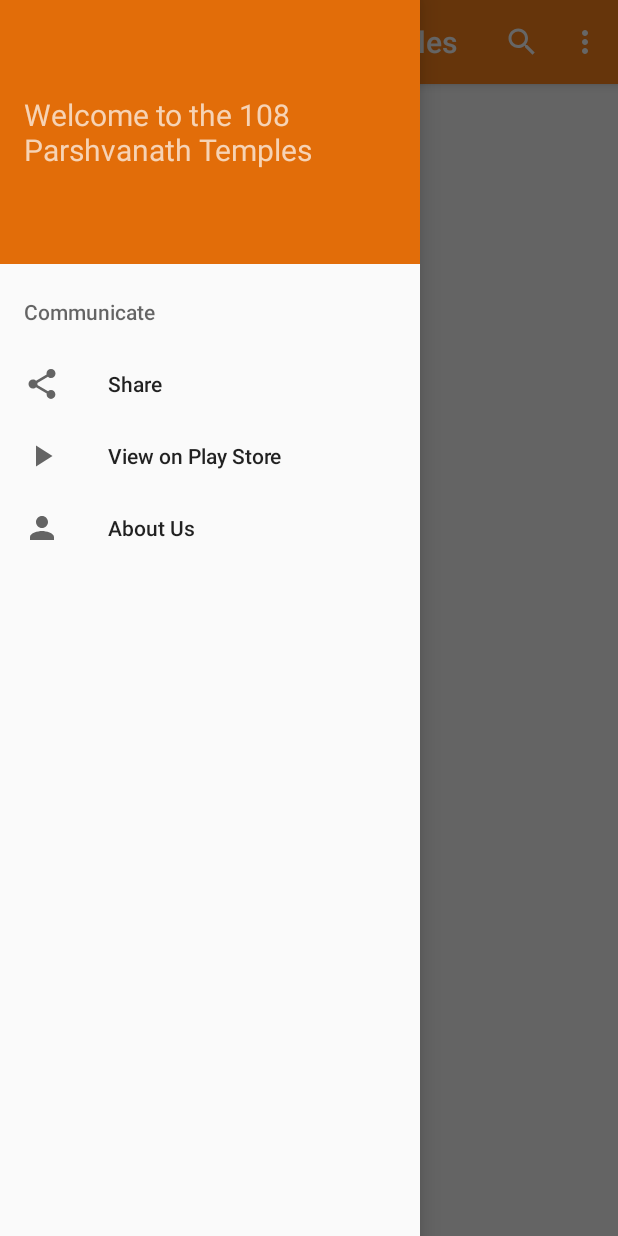
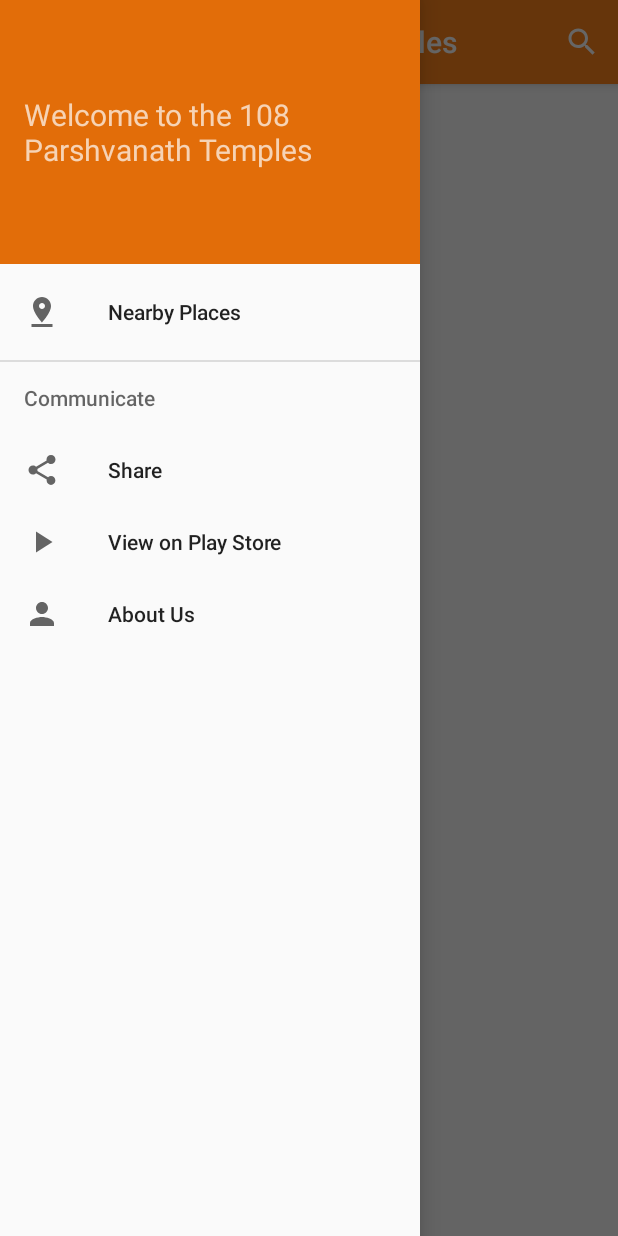
Before and after one commit to vihansolo/108Parshvnath, an Android app: the screen it shows after launch (MainActivity), with the side drawer open, on a phone screen of 412 x 824 dp. Run offline under Robolectric (Android 15) with nearby library versions, the phone set to English and light mode, and no system bars; our stand-ins replace Firebase (no records; nobody signed in at launch, a user with empty details on screens opened directly); pictures from the network do not load.

Commit message:
Added Navigation Drawer access for nearby places.

```diff
--- a/app/src/main/java/ga/vihanggarud/www/a108parshvnath/NearbyPlaces.java
+++ b/app/src/main/java/ga/vihanggarud/www/a108parshvnath/NearbyPlaces.java
@@ -51,6 +51,7 @@ public class NearbyPlaces extends AppCompatActivity {
         getLocation();
 
         nearbyPlacesListView = findViewById(R.id.nearby_places_list);
+        nearbyPlacesListView.setEmptyView(findViewById(R.id.empty_nearby_places_list));
 
         nearbyPlacesListView.setOnItemClickListener(new AdapterView.OnItemClickListener() {
 
@@ -86,7 +87,7 @@ public class NearbyPlaces extends AppCompatActivity {
 
                 double distance = getDistance(userLatitude,userLongitude,templeLatitude,templeLongitude);
 
-                if (distance < 10000)
+                if (distance < 50000)
                     itemAdapter.add(temple);
             }
 
--- /dev/null
+++ b/app/src/main/res/drawable/ic_pin_drop_black_24dp.xml
@@ -0,0 +1,9 @@
+<vector xmlns:android="http://schemas.android.com/apk/res/android"
+        android:width="24dp"
+        android:height="24dp"
+        android:viewportWidth="24.0"
+        android:viewportHeight="24.0">
+    <path
+        android:fillColor="#FF000000"
+        android:pathData="M18,8c0,-3.31 -2.69,-6 -6,-6S6,4.69 6,8c0,4.5 6,11 6,11s6,-6.5 6,-11zM10,8c0,-1.1 0.9,-2 2,-2s2,0.9 2,2 -0.89,2 -2,2c-1.1,0 -2,-0.9 -2,-2zM5,20v2h14v-2L5,20z"/>
+</vector>
--- a/app/src/main/res/menu/activity_main_drawer.xml
+++ b/app/src/main/res/menu/activity_main_drawer.xml
@@ -3,6 +3,11 @@
     xmlns:android="http://schemas.android.com/apk/res/android"
     xmlns:tools="http://schemas.android.com/tools"
     tools:showIn="navigation_view">
+
+    <item
+        android:id="@+id/nearby_places"
+        android:icon="@drawable/ic_pin_drop_black_24dp"
+        android:title="@string/nearby_places" />
 
     <item android:title="@string/communicate">
 
--- a/app/src/main/res/menu/main.xml
+++ b/app/src/main/res/menu/main.xml
@@ -11,9 +11,4 @@
         app:showAsAction="always|collapseActionView"
         app:actionViewClass="android.support.v7.widget.SearchView" />
 
-    <item
-        android:id="@+id/search_nearby"
-        android:title="@string/temples_near_you"
-        android:orderInCategory="100" />
-
 </menu>
--- a/app/src/main/res/values/strings.xml
+++ b/app/src/main/res/values/strings.xml
@@ -20,6 +20,7 @@
     <string name="share">Share</string>
     <string name="store">View on Play Store</string>
     <string name="about_us">About Us</string>
+    <string name="nearby_places">Nearby Places</string>
 
     //list_item.xml
     <string name="templeImage">Temple Image</string>
@@ -30,6 +31,7 @@
     <string name="map_button">View on Map</string>
 
     //activity_nearby_places.xml
-    <string name="places_within_10km">Temples Within 10km radius</string>
+    <string name="places_within_50km">Temples Within 50km radius</string>
+    <string name="no_nearby_temples_found">No Nearby Temples Found</string>
 
 </resources>
```
Also changed, not shown: app/src/main/java/ga/vihanggarud/www/a108parshvnath/MainActivity.java (+6 -6 lines), app/src/main/res/layout/activity_nearby_places.xml (+11 -2 lines).
